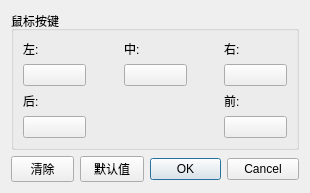
formylover/yuzu-early-access, file src/yuzu/configuration/configure_mouse_advanced.ui: the form before one commit.
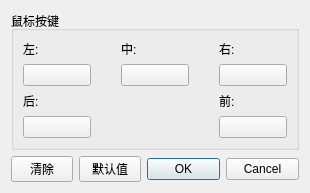
The form after the commit.

The edit to the form file:
```diff
--- a/src/yuzu/configuration/configure_mouse_advanced.ui
+++ b/src/yuzu/configuration/configure_mouse_advanced.ui
@@ -15,7 +15,7 @@
   </property>
   <property name="styleSheet">
    <string notr="true">QPushButton {
-  min-width: 55px;
+  min-width: 60px;
 }</string>
   </property>
   <layout class="QVBoxLayout" name="verticalLayout">
@@ -42,13 +42,13 @@
          <widget class="QPushButton" name="forward_button">
           <property name="minimumSize">
            <size>
-            <width>57</width>
+            <width>68</width>
             <height>0</height>
            </size>
           </property>
           <property name="maximumSize">
            <size>
-            <width>16777215</width>
+            <width>68</width>
             <height>16777215</height>
            </size>
           </property>
@@ -82,7 +82,7 @@
          <widget class="QPushButton" name="back_button">
           <property name="minimumSize">
            <size>
-            <width>57</width>
+            <width>68</width>
             <height>0</height>
            </size>
           </property>
@@ -110,7 +110,7 @@
          <widget class="QPushButton" name="left_button">
           <property name="minimumSize">
            <size>
-            <width>57</width>
+            <width>68</width>
             <height>0</height>
            </size>
           </property>
@@ -138,13 +138,13 @@
          <widget class="QPushButton" name="middle_button">
           <property name="minimumSize">
            <size>
-            <width>57</width>
+            <width>68</width>
             <height>0</height>
            </size>
           </property>
           <property name="maximumSize">
            <size>
-            <width>16777215</width>
+            <width>68</width>
             <height>16777215</height>
            </size>
           </property>
@@ -204,13 +204,13 @@
          <widget class="QPushButton" name="right_button">
           <property name="minimumSize">
            <size>
-            <width>57</width>
+            <width>68</width>
             <height>0</height>
            </size>
           </property>
           <property name="maximumSize">
            <size>
-            <width>16777215</width>
+            <width>68</width>
             <height>16777215</height>
            </size>
           </property>
@@ -256,13 +256,13 @@
       <widget class="QPushButton" name="buttonClearAll">
        <property name="minimumSize">
         <size>
-         <width>57</width>
+         <width>68</width>
          <height>0</height>
         </size>
        </property>
        <property name="maximumSize">
         <size>
-         <width>16777215</width>
+         <width>68</width>
          <height>16777215</height>
         </size>
        </property>
@@ -275,13 +275,13 @@
       <widget class="QPushButton" name="buttonRestoreDefaults">
        <property name="minimumSize">
         <size>
-         <width>57</width>
+         <width>68</width>
          <height>0</height>
         </size>
        </property>
        <property name="maximumSize">
         <size>
-         <width>16777215</width>
+         <width>68</width>
          <height>16777215</height>
         </size>
        </property>
```
Left out of the diff: 20 changed lines with no effect on the pictures.
